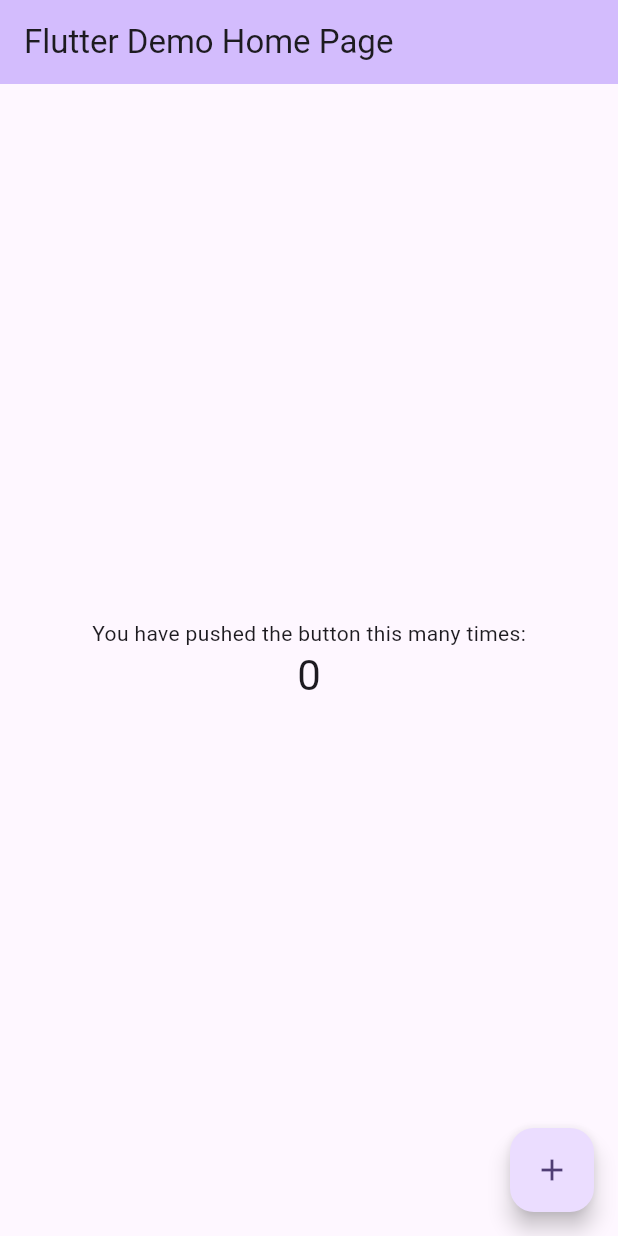
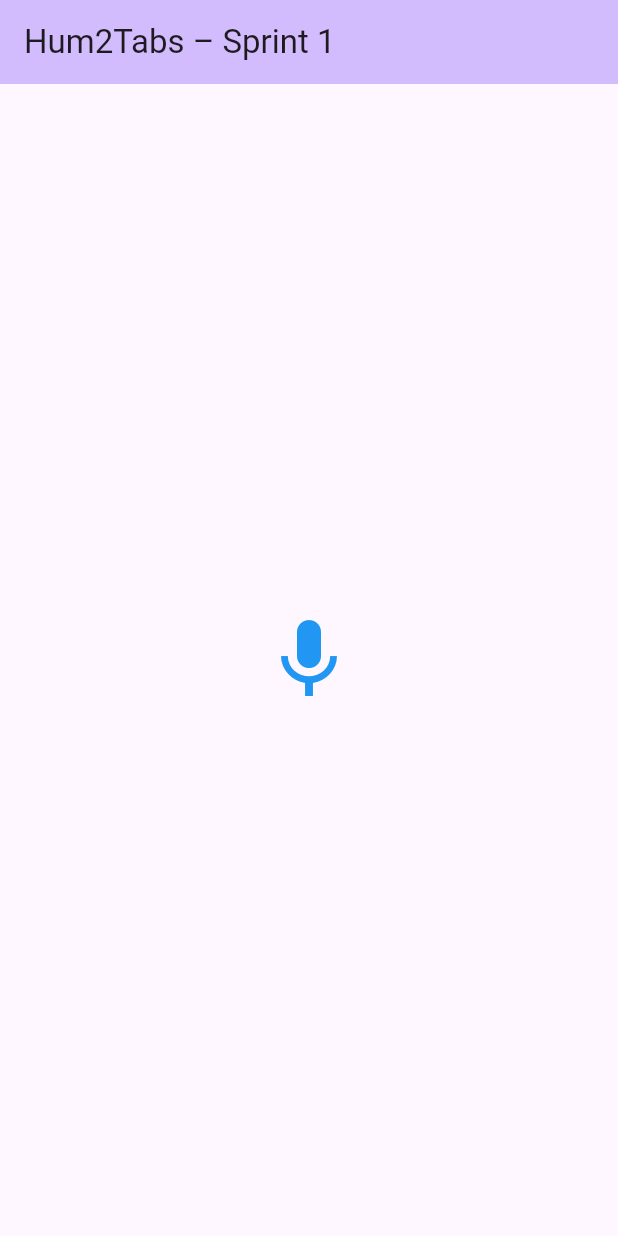
Before and after one commit to coreymos/hum2tabs, a Flutter app: the screen it shows after launch, on a phone screen of 412 x 824 dp. Run offline on Flutter 3.47's test engine with Material 3 defaults, Android fonts, the light colour scheme and no system bars; our stand-ins replace permission_handler; missing offline and left inert: flutter_sound.

Commit message:
Added wav recording

```diff
--- a/lib/main.dart
+++ b/lib/main.dart
@@ -1,122 +1,36 @@
 import 'package:flutter/material.dart';
+import 'widgets/record_button.dart';   // <-- add this import
 
-void main() {
-  runApp(const MyApp());
-}
+void main() => runApp(const Hum2TabsApp());
 
-class MyApp extends StatelessWidget {
-  const MyApp({super.key});
+class Hum2TabsApp extends StatelessWidget {
+  const Hum2TabsApp({super.key});
 
-  // This widget is the root of your application.
   @override
   Widget build(BuildContext context) {
     return MaterialApp(
-      title: 'Flutter Demo',
+      title: 'Hum2Tabs',
       theme: ThemeData(
-        // This is the theme of your application.
-        //
-        // TRY THIS: Try running your application with "flutter run". You'll see
-        // the application has a purple toolbar. Then, without quitting the app,
-        // try changing the seedColor in the colorScheme below to Colors.green
-        // and then invoke "hot reload" (save your changes or press the "hot
-        // reload" button in a Flutter-supported IDE, or press "r" if you used
-        // the command line to start the app).
-        //
-        // Notice that the counter didn't reset back to zero; the application
-        // state is not lost during the reload. To reset the state, use hot
-        // restart instead.
-        //
-        // This works for code too, not just values: Most code changes can be
-        // tested with just a hot reload.
         colorScheme: ColorScheme.fromSeed(seedColor: Colors.deepPurple),
       ),
-      home: const MyHomePage(title: 'Flutter Demo Home Page'),
+      home: const HomePage(),
     );
   }
 }
 
-class MyHomePage extends StatefulWidget {
-  const MyHomePage({super.key, required this.title});
-
-  // This widget is the home page of your application. It is stateful, meaning
-  // that it has a State object (defined below) that contains fields that affect
-  // how it looks.
-
-  // This class is the configuration for the state. It holds the values (in this
-  // case the title) provided by the parent (in this case the App widget) and
-  // used by the build method of the State. Fields in a Widget subclass are
-  // always marked "final".
-
-  final String title;
-
-  @override
-  State<MyHomePage> createState() => _MyHomePageState();
-}
-
-class _MyHomePageState extends State<MyHomePage> {
-  int _counter = 0;
-
-  void _incrementCounter() {
-    setState(() {
-      // This call to setState tells the Flutter framework that something has
-      // changed in this State, which causes it to rerun the build method below
-      // so that the display can reflect the updated values. If we changed
-      // _counter without calling setState(), then the build method would not be
-      // called again, and so nothing would appear to happen.
-      _counter++;
-    });
-  }
+class HomePage extends StatelessWidget {
+  const HomePage({super.key});
 
   @override
   Widget build(BuildContext context) {
-    // This method is rerun every time setState is called, for instance as done
-    // by the _incrementCounter method above.
-    //
-    // The Flutter framework has been optimized to make rerunning build methods
-    // fast, so that you can just rebuild anything that needs updating rather
-    // than having to individually change instances of widgets.
     return Scaffold(
       appBar: AppBar(
-        // TRY THIS: Try changing the color here to a specific color (to
-        // Colors.amber, perhaps?) and trigger a hot reload to see the AppBar
-        // change color while the other colors stay the same.
+        title: const Text('Hum2Tabs – Sprint 1'),
         backgroundColor: Theme.of(context).colorScheme.inversePrimary,
-        // Here we take the value from the MyHomePage object that was created by
-        // the App.build method, and use it to set our appbar title.
-        title: Text(widget.title),
       ),
-      body: Center(
-        // Center is a layout widget. It takes a single child and positions it
-        // in the middle of the parent.
-        child: Column(
-          // Column is also a layout widget. It takes a list of children and
-          // arranges them vertically. By default, it sizes itself to fit its
-          // children horizontally, and tries to be as tall as its parent.
-          //
-          // Column has various properties to control how it sizes itself and
-          // how it positions its children. Here we use mainAxisAlignment to
-          // center the children vertically; the main axis here is the vertical
-          // axis because Columns are vertical (the cross axis would be
-          // horizontal).
-          //
-          // TRY THIS: Invoke "debug painting" (choose the "Toggle Debug Paint"
-          // action in the IDE, or press "p" in the console), to see the
-          // wireframe for each widget.
-          mainAxisAlignment: MainAxisAlignment.center,
-          children: <Widget>[
-            const Text('You have pushed the button this many times:'),
-            Text(
-              '$_counter',
-              style: Theme.of(context).textTheme.headlineMedium,
-            ),
-          ],
-        ),
+      body: const Center(
+        child: RecordButton(),        // <-- our mic / stop button
       ),
-      floatingActionButton: FloatingActionButton(
-        onPressed: _incrementCounter,
-        tooltip: 'Increment',
-        child: const Icon(Icons.add),
-      ), // This trailing comma makes auto-formatting nicer for build methods.
     );
   }
 }
--- /dev/null
+++ b/lib/widgets/record_button.dart
@@ -0,0 +1,36 @@
+import 'package:flutter/material.dart';
+import '../services/recorder_service.dart';
+
+class RecordButton extends StatefulWidget {
+  const RecordButton({super.key});
+  @override
+  State<RecordButton> createState() => _RecordButtonState();
+}
+
+class _RecordButtonState extends State<RecordButton> {
+  final _rec = RecorderService();
+  bool _recording = false;
+
+  @override
+  Widget build(BuildContext context) {
+    return IconButton(
+      iconSize: 64,
+      icon: Icon(_recording ? Icons.stop : Icons.mic),
+      color: _recording ? Colors.red : Colors.blue,
+      tooltip: _recording ? 'Stop recording' : 'Start recording',
+      onPressed: () async {
+        if (_recording) {
+          final path = await _rec.stop();
+          if (context.mounted) {
+            ScaffoldMessenger.of(context).showSnackBar(
+              SnackBar(content: Text('Saved: $path')),
+            );
+          }
+        } else {
+          await _rec.start();
+        }
+        setState(() => _recording = !_recording);
+      },
+    );
+  }
+}
```
Also changed, not shown: lib/services/recorder_service.dart (added, +46 -0 lines), pubspec.yaml (+12 -0 lines), pubspec.lock, 5 other files.
